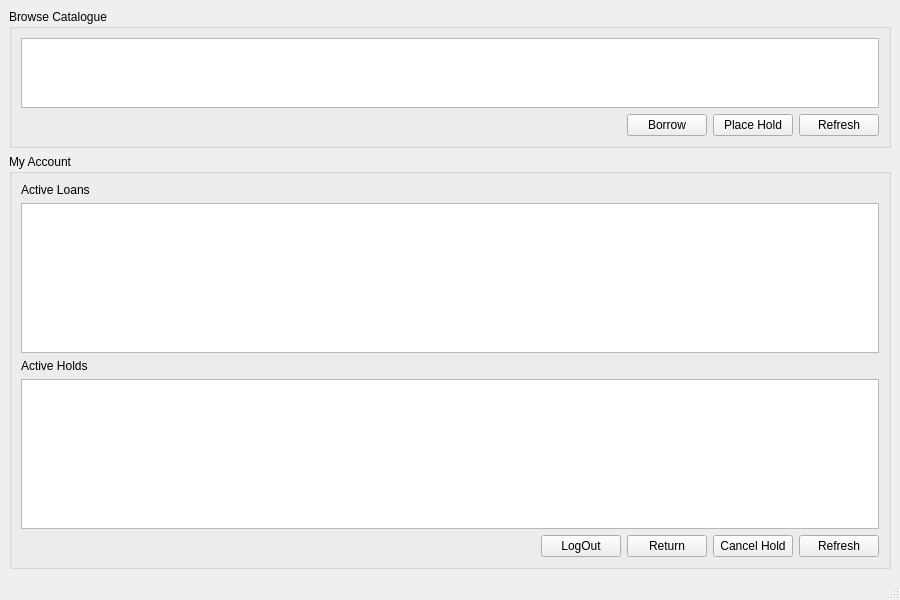
Before: the Qt Designer form gui/PatronWindow.ui in project534/COMP-3004-D1, drawn with Qt 5.
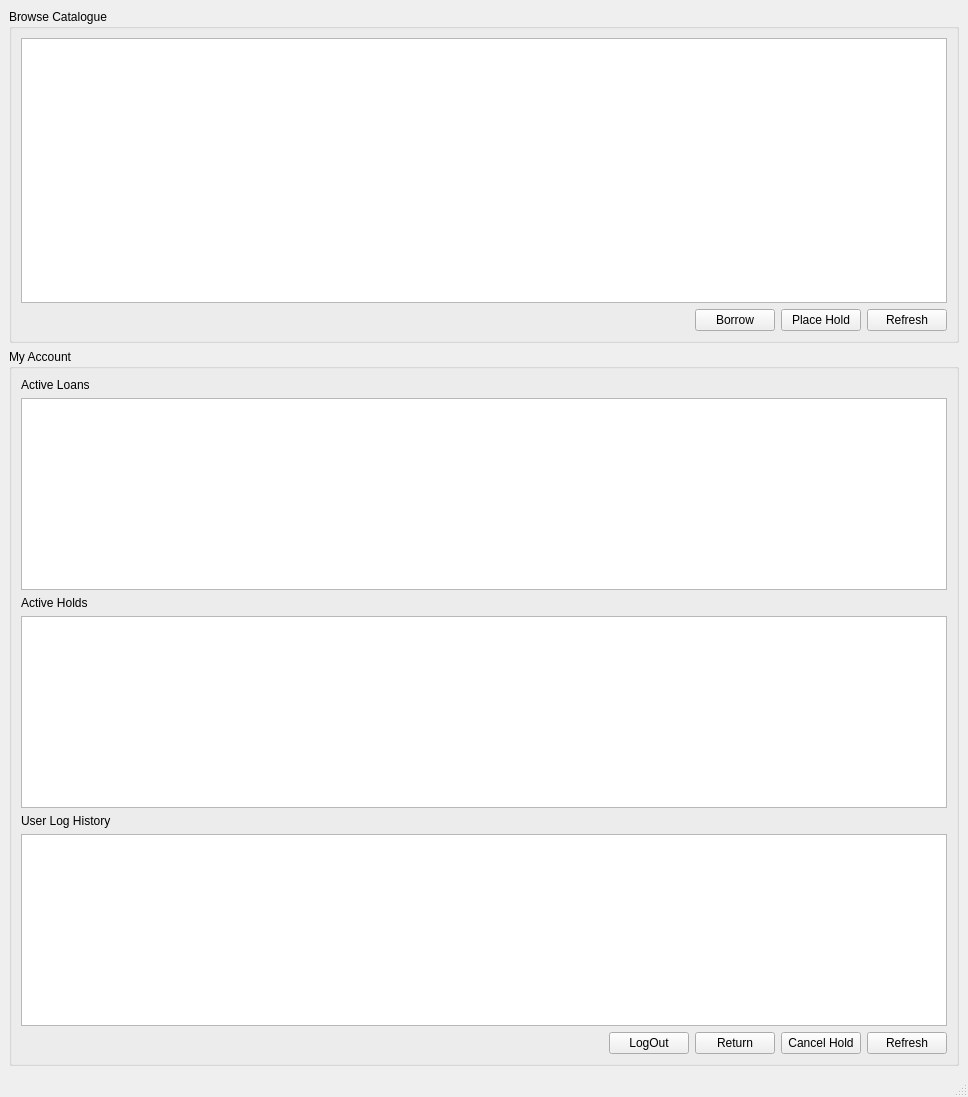
After: the same form once the commit is applied.

Commit message: Added user logs functionality

```diff
--- a/gui/PatronWindow.ui
+++ b/gui/PatronWindow.ui
@@ -6,8 +6,8 @@
    <rect>
     <x>0</x>
     <y>0</y>
-    <width>900</width>
-    <height>600</height>
+    <width>968</width>
+    <height>1097</height>
    </rect>
   </property>
   <property name="windowTitle">
@@ -68,7 +68,7 @@
     <item>
      <widget class="QGroupBox" name="accountGroup">
       <property name="title">
-       <string>My Account</string>
+       <string>My Account  </string>
       </property>
       <layout class="QVBoxLayout" name="accountLayout">
        <item>
@@ -92,17 +92,14 @@
         <widget class="QTableView" name="holdsTable"/>
        </item>
        <item>
-        <spacer name="verticalSpacer">
-         <property name="orientation">
-          <enum>Qt::Vertical</enum>
+        <widget class="QLabel" name="lblLogs">
+         <property name="text">
+          <string>User Log History</string>
          </property>
-         <property name="sizeHint" stdset="0">
-          <size>
-           <width>20</width>
-           <height>40</height>
-          </size>
-         </property>
-        </spacer>
+        </widget>
+       </item>
+       <item>
+        <widget class="QTableView" name="logsTable"/>
        </item>
        <item>
         <layout class="QHBoxLayout" name="accountButtons">
```
Left out of the diff: 4 changed lines with no effect on the pictures. The commit also changes 4 other files.
